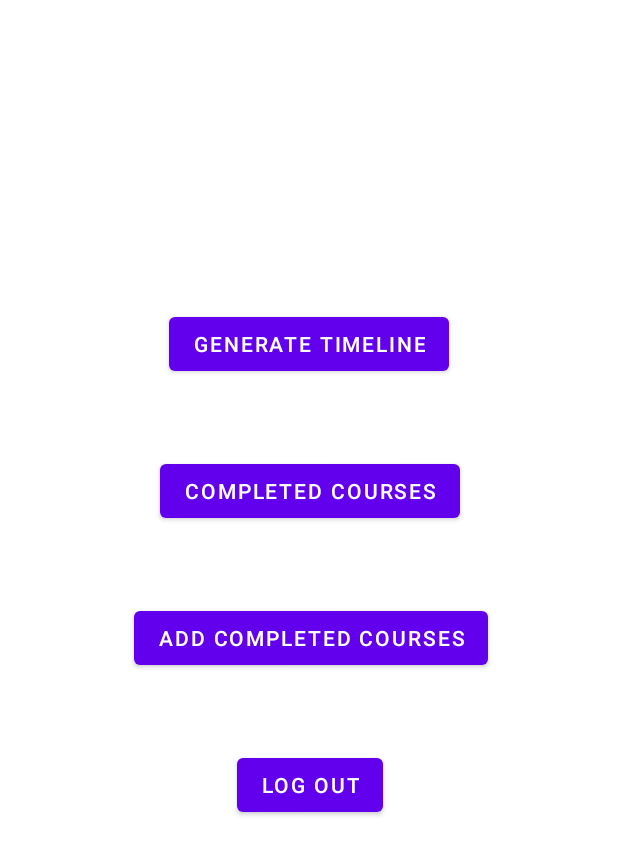
After one commit to chenyo34/B07_TUT08_GP, an Android app: the layout student_activity.xml on its own in the app's theme, with its tools: preview values and no code run, on a phone screen of 412 x 824 dp. The commit adds this screen. Shown: the top 855 px of the screen. Run offline under Robolectric (Android 15) with nearby library versions, the phone set to English and light mode, and no system bars.

Commit message:
student_Activity and student_TakenCourseDisplay UI added

```diff
--- /dev/null
+++ b/CoursePlanner/app/src/main/res/layout/student_activity.xml
@@ -0,0 +1,55 @@
+<?xml version="1.0" encoding="utf-8"?>
+<androidx.constraintlayout.widget.ConstraintLayout xmlns:android="http://schemas.android.com/apk/res/android"
+    xmlns:app="http://schemas.android.com/apk/res-auto"
+    xmlns:tools="http://schemas.android.com/tools"
+    android:layout_width="match_parent"
+    android:layout_height="match_parent">
+
+    <Button
+        android:id="@+id/studentActivityAddCourseButton"
+        android:layout_width="wrap_content"
+        android:layout_height="wrap_content"
+        android:layout_marginStart="4dp"
+        android:layout_marginTop="50dp"
+        android:text="@string/studentToAddCourse"
+        app:layout_constraintEnd_toEndOf="parent"
+        app:layout_constraintHorizontal_bias="0.497"
+        app:layout_constraintStart_toStartOf="parent"
+        app:layout_constraintTop_toBottomOf="@+id/studentActivityTakenCourseDisplayButton" />
+
+    <Button
+        android:id="@+id/studentActivityTakenCourseDisplayButton"
+        android:layout_width="wrap_content"
+        android:layout_height="wrap_content"
+        android:layout_marginStart="2dp"
+        android:layout_marginTop="50dp"
+        android:text="@string/studentToTakenCourseDisplay"
+        app:layout_constraintEnd_toEndOf="parent"
+        app:layout_constraintHorizontal_bias="0.497"
+        app:layout_constraintStart_toStartOf="parent"
+        app:layout_constraintTop_toBottomOf="@+id/studentActivityGenerateTimelineButton" />
+
+    <Button
+        android:id="@+id/studentActivityLogOutButton"
+        android:layout_width="wrap_content"
+        android:layout_height="wrap_content"
+        android:layout_marginStart="2dp"
+        android:layout_marginTop="50dp"
+        android:text="@string/logOut"
+        app:layout_constraintEnd_toEndOf="parent"
+        app:layout_constraintHorizontal_bias="0.498"
+        app:layout_constraintStart_toStartOf="parent"
+        app:layout_constraintTop_toBottomOf="@+id/studentActivityAddCourseButton" />
+
+    <Button
+        android:id="@+id/studentActivityGenerateTimelineButton"
+        android:layout_width="wrap_content"
+        android:layout_height="wrap_content"
+        android:text="@string/studentToGenerateTimeline"
+        app:layout_constraintBottom_toBottomOf="parent"
+        app:layout_constraintEnd_toEndOf="parent"
+        app:layout_constraintStart_toStartOf="parent"
+        app:layout_constraintTop_toTopOf="parent"
+        app:layout_constraintVertical_bias="0.265" />
+
+</androidx.constraintlayout.widget.ConstraintLayout>
--- /dev/null
+++ b/CoursePlanner/app/src/main/res/layout/student_taken_course_display.xml
@@ -0,0 +1,19 @@
+<?xml version="1.0" encoding="utf-8"?>
+<androidx.constraintlayout.widget.ConstraintLayout xmlns:android="http://schemas.android.com/apk/res/android"
+    xmlns:app="http://schemas.android.com/apk/res-auto"
+    xmlns:tools="http://schemas.android.com/tools"
+    android:layout_width="match_parent"
+    android:layout_height="match_parent">
+
+    <Button
+        android:id="@+id/studentTakenCourseDisplayReturn"
+        android:layout_width="wrap_content"
+        android:layout_height="wrap_content"
+        android:layout_marginEnd="16dp"
+        android:layout_marginBottom="16dp"
+        android:text="@string/previous"
+        app:layout_constraintBottom_toBottomOf="parent"
+        app:layout_constraintEnd_toEndOf="parent"
+        app:layout_constraintHorizontal_bias="1.0"
+        app:layout_constraintStart_toStartOf="parent" />
+</androidx.constraintlayout.widget.ConstraintLayout>
--- a/CoursePlanner/app/src/main/res/values/strings.xml
+++ b/CoursePlanner/app/src/main/res/values/strings.xml
@@ -6,6 +6,7 @@
     <string name="second_fragment_label">Second Fragment</string>
     <string name="next">Next</string>
     <string name="previous">Previous</string>
+    <string name="logOut">Log Out</string>
     <string name="adminAddCourseSubmit">New Course Submit</string>
     <string name="adminAddCourse">Please fill the information about the new course</string>
     <string name="adminAddCourseName">Course Name</string>
@@ -14,4 +15,7 @@
     <string name="adminAddPre">Prerequisite</string>
     <string name="hello_first_fragment">Hello first fragment</string>
     <string name="hello_second_fragment">Hello second fragment. Arg: %1$s</string>
+    <string name="studentToAddCourse">Add Completed Courses</string>
+    <string name="studentToTakenCourseDisplay">Completed Courses</string>
+    <string name="studentToGenerateTimeline">Generate Timeline</string>
 </resources>
```
